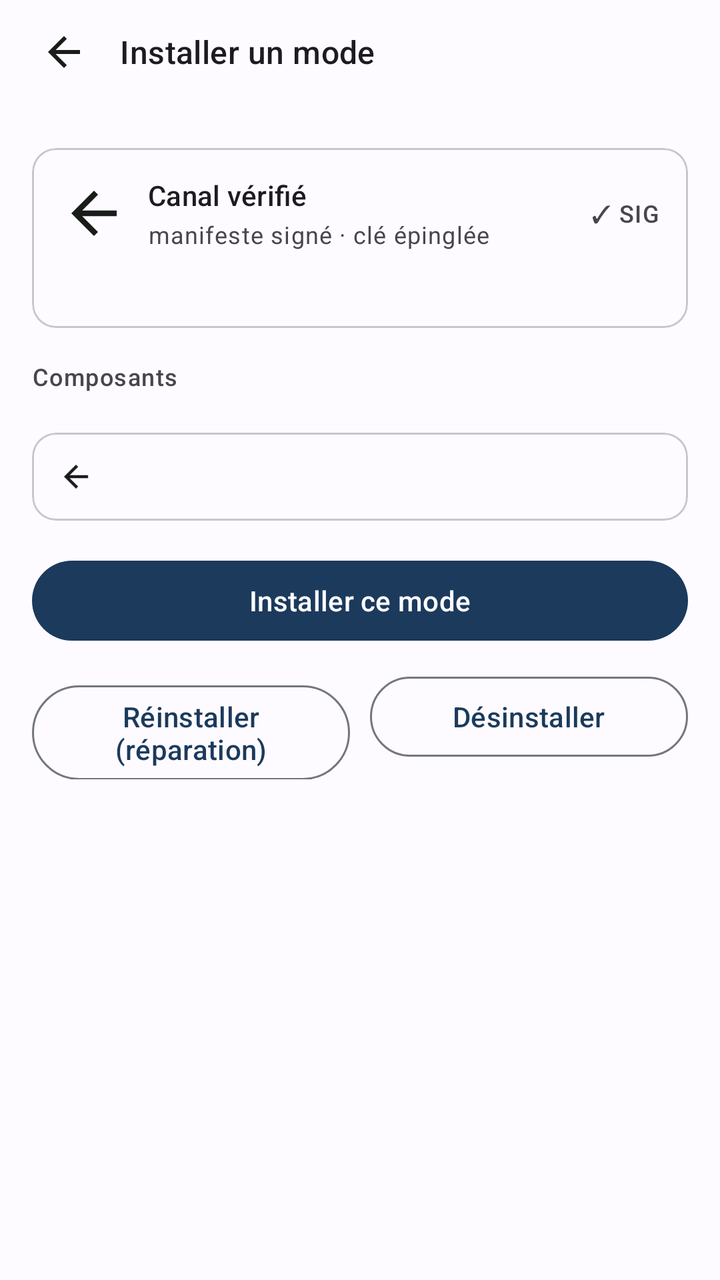
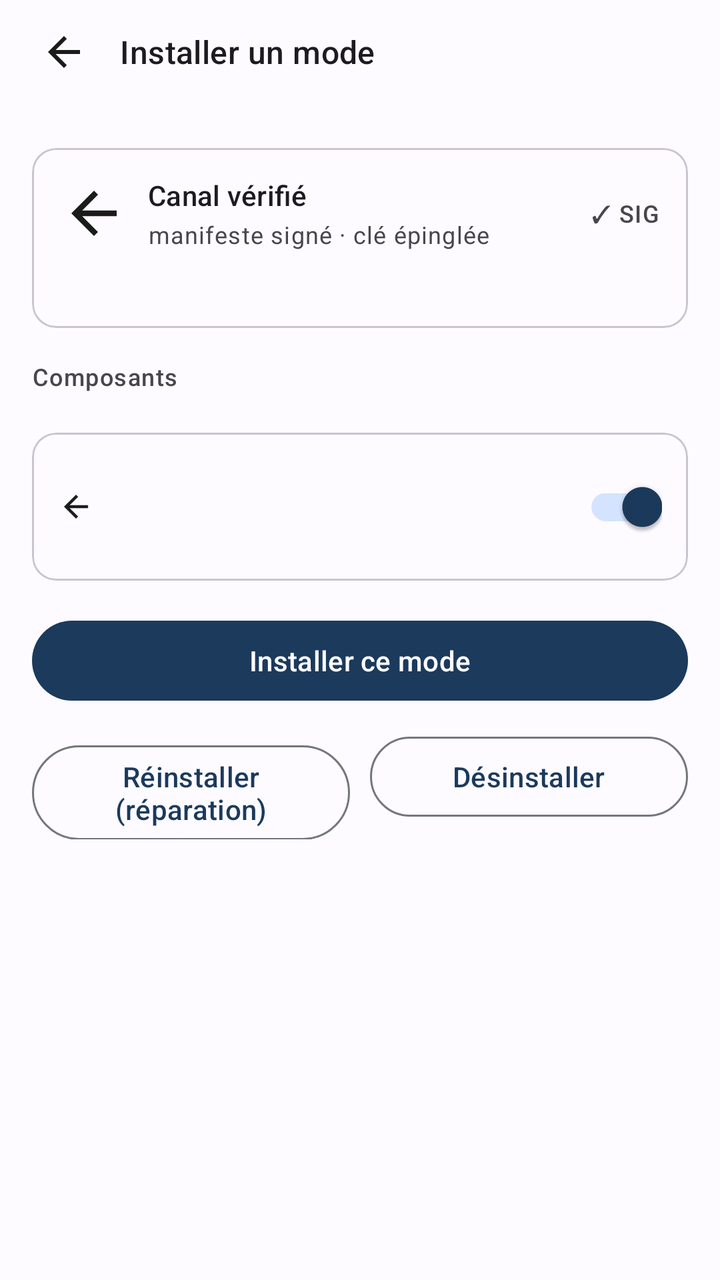

An Android layout rendered at two revisions. The XML below is the earlier revision; the diff shows what the commit changed to produce the second picture.
<!-- AndroidManifest.xml: application theme Theme.JoIDE -->
<!-- res/layout/install_fragment.xml -->
<?xml version="1.0" encoding="utf-8"?>
<LinearLayout xmlns:android="http://schemas.android.com/apk/res/android"
    android:layout_width="match_parent"
    android:layout_height="match_parent"
    android:orientation="vertical"
    android:background="?attr/colorSurface">

    <LinearLayout
        android:layout_width="match_parent"
        android:layout_height="52dp"
        android:orientation="horizontal"
        android:gravity="center_vertical"
        android:paddingStart="12dp"
        android:paddingEnd="12dp">

        <ImageButton
            android:id="@+id/install_back_button"
            android:layout_width="40dp"
            android:layout_height="40dp"
            android:background="?attr/selectableItemBackgroundBorderless"
            android:contentDescription="@string/install_titre"
            android:src="@drawable/ic_arrow_back" />

        <TextView
            android:layout_width="0dp"
            android:layout_height="wrap_content"
            android:layout_weight="1"
            android:layout_marginStart="8dp"
            android:text="@string/install_titre"
            android:textAppearance="?attr/textAppearanceTitleMedium" />

        <TextView
            android:id="@+id/install_mode_badge"
            android:layout_width="wrap_content"
            android:layout_height="wrap_content"
            android:textAppearance="?attr/textAppearanceLabelLarge" />
    </LinearLayout>

    <ScrollView
        android:layout_width="match_parent"
        android:layout_height="0dp"
        android:layout_weight="1">

        <LinearLayout
            android:layout_width="match_parent"
            android:layout_height="wrap_content"
            android:orientation="vertical"
            android:paddingStart="16dp"
            android:paddingEnd="16dp"
            android:paddingBottom="20dp">

            
            <LinearLayout
                android:id="@+id/install_mode_picker"
                android:layout_width="match_parent"
                android:layout_height="wrap_content"
                android:orientation="horizontal"
                android:layout_marginTop="8dp" />

            
            <com.google.android.material.card.MaterialCardView
                android:layout_width="match_parent"
                android:layout_height="wrap_content"
                android:layout_marginTop="14dp">

                <LinearLayout
                    android:layout_width="match_parent"
                    android:layout_height="wrap_content"
                    android:orientation="vertical"
                    android:padding="14dp">

                    <LinearLayout
                        android:layout_width="match_parent"
                        android:layout_height="wrap_content"
                        android:orientation="horizontal"
                        android:gravity="center_vertical">

                        <ImageView
                            android:layout_width="34dp"
                            android:layout_height="34dp"
                            android:contentDescription="@null"
                            android:src="@drawable/ic_arrow_back" />

                        <LinearLayout
                            android:layout_width="0dp"
                            android:layout_height="wrap_content"
                            android:layout_weight="1"
                            android:orientation="vertical"
                            android:layout_marginStart="10dp">

                            <TextView
                                android:layout_width="wrap_content"
                                android:layout_height="wrap_content"
                                android:text="@string/install_canal_titre"
                                android:textAppearance="?attr/textAppearanceTitleSmall" />

                            <TextView
                                android:layout_width="wrap_content"
                                android:layout_height="wrap_content"
                                android:layout_marginTop="2dp"
                                android:text="@string/install_canal_sous"
                                android:textAppearance="?attr/textAppearanceBodySmall" />
                        </LinearLayout>

                        <TextView
                            android:id="@+id/install_sig_badge"
                            android:layout_width="wrap_content"
                            android:layout_height="wrap_content"
                            android:text="@string/install_canal_sig"
                            android:textAppearance="?attr/textAppearanceLabelMedium" />
                    </LinearLayout>

                    <TextView
                        android:id="@+id/install_channel_url"
                        android:layout_width="match_parent"
                        android:layout_height="wrap_content"
                        android:layout_marginTop="10dp"
                        android:fontFamily="monospace"
                        android:textSize="11sp"
                        android:textAppearance="?attr/textAppearanceBodySmall"
                        android:maxLines="1"
                        android:ellipsize="middle" />
                </LinearLayout>
            </com.google.android.material.card.MaterialCardView>

            
            <TextView
                android:id="@+id/install_components_header"
                android:layout_width="wrap_content"
                android:layout_height="wrap_content"
                android:layout_marginTop="16dp"
                android:layout_marginBottom="8dp"
                android:text="@string/install_section_composants"
                android:textAppearance="?attr/textAppearanceLabelMedium" />

            <com.google.android.material.card.MaterialCardView
                android:layout_width="match_parent"
                android:layout_height="wrap_content">

                <LinearLayout
                    android:id="@+id/install_components_list"
                    android:layout_width="match_parent"
                    android:layout_height="wrap_content"
                    android:orientation="vertical" />
            </com.google.android.material.card.MaterialCardView>

            
            <com.google.android.material.card.MaterialCardView
                android:id="@+id/install_mobile_warning"
                android:layout_width="match_parent"
                android:layout_height="wrap_content"
                android:layout_marginTop="12dp">

                <LinearLayout
                    android:layout_width="match_parent"
                    android:layout_height="wrap_content"
                    android:orientation="horizontal"
                    android:gravity="center_vertical"
                    android:padding="13dp">

                    <ImageView
                        android:layout_width="18dp"
                        android:layout_height="18dp"
                        android:contentDescription="@null"
                        android:src="@drawable/ic_arrow_back" />

                    <TextView
                        android:id="@+id/install_mobile_text"
                        android:layout_width="0dp"
                        android:layout_height="wrap_content"
                        android:layout_weight="1"
                        android:layout_marginStart="10dp"
                        android:textAppearance="?attr/textAppearanceBodySmall" />
                </LinearLayout>
            </com.google.android.material.card.MaterialCardView>

            
            <Button
                android:id="@+id/install_action_button"
                android:layout_width="match_parent"
                android:layout_height="wrap_content"
                android:layout_marginTop="16dp"
                android:text="@string/install_bouton" />

            <LinearLayout
                android:layout_width="match_parent"
                android:layout_height="wrap_content"
                android:orientation="horizontal"
                android:layout_marginTop="10dp">

                <Button
                    android:id="@+id/install_repair_button"
                    style="?attr/materialButtonOutlinedStyle"
                    android:layout_width="0dp"
                    android:layout_height="wrap_content"
                    android:layout_weight="1"
                    android:layout_marginEnd="5dp"
                    android:text="@string/install_reparer" />

                <Button
                    android:id="@+id/install_uninstall_button"
                    style="?attr/materialButtonOutlinedStyle"
                    android:layout_width="0dp"
                    android:layout_height="wrap_content"
                    android:layout_weight="1"
                    android:layout_marginStart="5dp"
                    android:text="@string/install_desinstaller" />
            </LinearLayout>

            
            <com.google.android.material.card.MaterialCardView
                android:id="@+id/install_progress_card"
                android:layout_width="match_parent"
                android:layout_height="wrap_content"
                android:layout_marginTop="16dp"
                android:visibility="gone">

                <LinearLayout
                    android:layout_width="match_parent"
                    android:layout_height="wrap_content"
                    android:orientation="vertical"
                    android:padding="16dp">

                    <LinearLayout
                        android:layout_width="match_parent"
                        android:layout_height="wrap_content"
                        android:orientation="horizontal"
                        android:gravity="center_vertical">

                        <ProgressBar
                            android:id="@+id/install_spinner"
                            android:layout_width="14dp"
                            android:layout_height="14dp"
                            style="?android:attr/progressBarStyleSmall" />

                        <TextView
                            android:id="@+id/install_step_text"
                            android:layout_width="0dp"
                            android:layout_height="wrap_content"
                            android:layout_weight="1"
                            android:layout_marginStart="10dp"
                            android:textAppearance="?attr/textAppearanceTitleSmall" />

                        <TextView
                            android:id="@+id/install_percent_text"
                            android:layout_width="wrap_content"
                            android:layout_height="wrap_content"
                            android:fontFamily="monospace"
                            android:textSize="11sp"
                            android:textAppearance="?attr/textAppearanceBodySmall" />
                    </LinearLayout>

                    <ProgressBar
                        android:id="@+id/install_progress_bar"
                        style="?android:attr/progressBarStyleHorizontal"
                        android:layout_width="match_parent"
                        android:layout_height="6dp"
                        android:layout_marginTop="12dp"
                        android:max="100" />

                    <TextView
                        android:id="@+id/install_meta_text"
                        android:layout_width="wrap_content"
                        android:layout_height="wrap_content"
                        android:layout_marginTop="4dp"
                        android:textAppearance="?attr/textAppearanceBodySmall" />

                    <Button
                        android:id="@+id/install_cancel_button"
                        style="?attr/materialButtonOutlinedStyle"
                        android:layout_width="wrap_content"
                        android:layout_height="wrap_content"
                        android:layout_marginTop="12dp"
                        android:text="@string/install_annuler" />
                </LinearLayout>
            </com.google.android.material.card.MaterialCardView>

            
            <com.google.android.material.card.MaterialCardView
                android:id="@+id/install_phases_card"
                android:layout_width="match_parent"
                android:layout_height="wrap_content"
                android:layout_marginTop="12dp"
                android:visibility="gone">

                <LinearLayout
                    android:layout_width="match_parent"
                    android:layout_height="wrap_content"
                    android:orientation="vertical"
                    android:padding="14dp">

                    <TextView
                        android:layout_width="wrap_content"
                        android:layout_height="wrap_content"
                        android:layout_marginBottom="10dp"
                        android:text="@string/install_section_phases"
                        android:textAppearance="?attr/textAppearanceLabelMedium" />

                    <LinearLayout
                        android:id="@+id/install_phases_list"
                        android:layout_width="match_parent"
                        android:layout_height="wrap_content"
                        android:orientation="vertical" />
                </LinearLayout>
            </com.google.android.material.card.MaterialCardView>
        </LinearLayout>
    </ScrollView>
</LinearLayout>
<!-- resources referenced by this layout -->
<resources>
  <!-- drawable ic_arrow_back (drawable) -->
  <?xml version="1.0" encoding="utf-8"?>
  <vector xmlns:android="http://schemas.android.com/apk/res/android"
      android:width="24dp"
      android:height="24dp"
      android:viewportWidth="24"
      android:viewportHeight="24"
      android:tint="?attr/colorOnSurface">
      <path
          android:fillColor="@android:color/white"
          android:pathData="M20,11H7.83l5.59,-5.59L12,4l-8,8 8,8 1.41,-1.41L7.83,13H20v-2z" />
  </vector>
  <string name="install_annuler">Annuler — les octets déjà téléchargés sont conservés</string>
  <string name="install_bouton">Installer ce mode</string>
  <string name="install_canal_sig">✓ SIG</string>
  <string name="install_canal_sous">manifeste signé · clé épinglée</string>
  <string name="install_canal_titre">Canal vérifié</string>
  <string name="install_desinstaller">Désinstaller</string>
  <string name="install_reparer">Réinstaller (réparation)</string>
  <string name="install_section_composants">Composants</string>
  <string name="install_section_phases">Phases vérifiées — « installé = vérifié »</string>
  <string name="install_titre">Installer un mode</string>
  <style name="Theme.JoIDE" parent="Theme.Material3.DayNight.NoActionBar">
          <item name="colorPrimary">@color/primaire</item>
          <item name="colorOnPrimary">@color/sur_primaire</item>
          <item name="colorPrimaryContainer">@color/conteneur_primaire</item>
          <item name="colorOnPrimaryContainer">@color/sur_conteneur_primaire</item>
          <item name="colorSecondary">@color/secondaire</item>
          <item name="colorSurface">@color/surface</item>
          <item name="colorOnSurface">@color/sur_surface</item>
          <item name="colorOnSurfaceVariant">@color/sur_surface_attenue</item>
          <item name="colorOutline">@color/contour</item>
          <item name="colorError">@color/erreur</item>
          <item name="colorTertiary">@color/tertiaire</item>
      </style>
  <color name="primaire">#1B3A5C</color>
  <color name="sur_primaire">#FDFBFF</color>
  <color name="conteneur_primaire">#D4E3FF</color>
  <color name="sur_conteneur_primaire">#002E4F</color>
  <color name="secondaire">#565E71</color>
  <color name="surface">#FDFBFF</color>
  <color name="sur_surface">#1A1C1A</color>
  <color name="sur_surface_attenue">#44474A</color>
  <color name="contour">#74777A</color>
  <color name="erreur">#BA1A1A</color>
  <color name="tertiaire">#3F6373</color>
</resources>

<!-- the commit's change to res/layout/install_fragment.xml (unified diff, before → after) -->
@@ -171,6 +171,13 @@
                         android:layout_weight="1"
                         android:layout_marginStart="10dp"
                         android:textAppearance="?attr/textAppearanceBodySmall" />
+
+                    <androidx.appcompat.widget.SwitchCompat
+                        android:id="@+id/install_wifi_switch"
+                        android:layout_width="wrap_content"
+                        android:layout_height="wrap_content"
+                        android:checked="true"
+                        android:contentDescription="@string/install_wifi_detecte" />
                 </LinearLayout>
             </com.google.android.material.card.MaterialCardView>
 
<!-- resource entries referenced after the edit -->
@@ -22,6 +22,7 @@
   <string name="install_section_composants">Composants</string>
   <string name="install_section_phases">Phases vérifiées — « installé = vérifié »</string>
   <string name="install_titre">Installer un mode</string>
+  <string name="install_wifi_detecte">Wi-Fi détecté</string>
   <style name="Theme.JoIDE" parent="Theme.Material3.DayNight.NoActionBar">
           <item name="colorPrimary">@color/primaire</item>
           <item name="colorOnPrimary">@color/sur_primaire</item>
